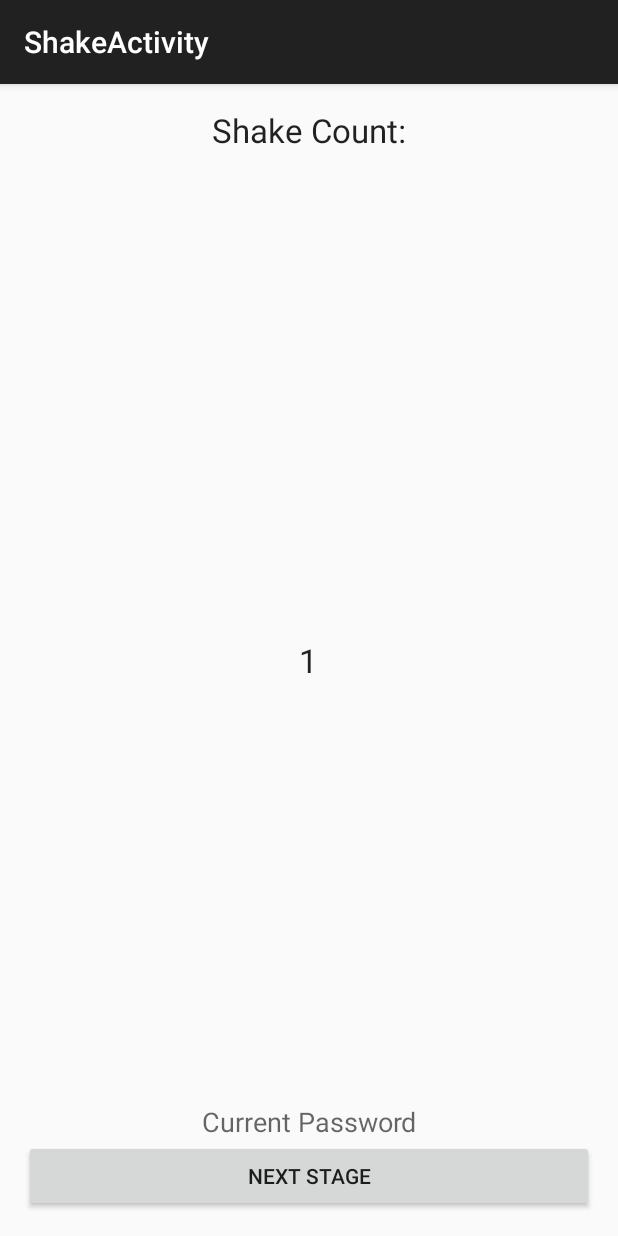
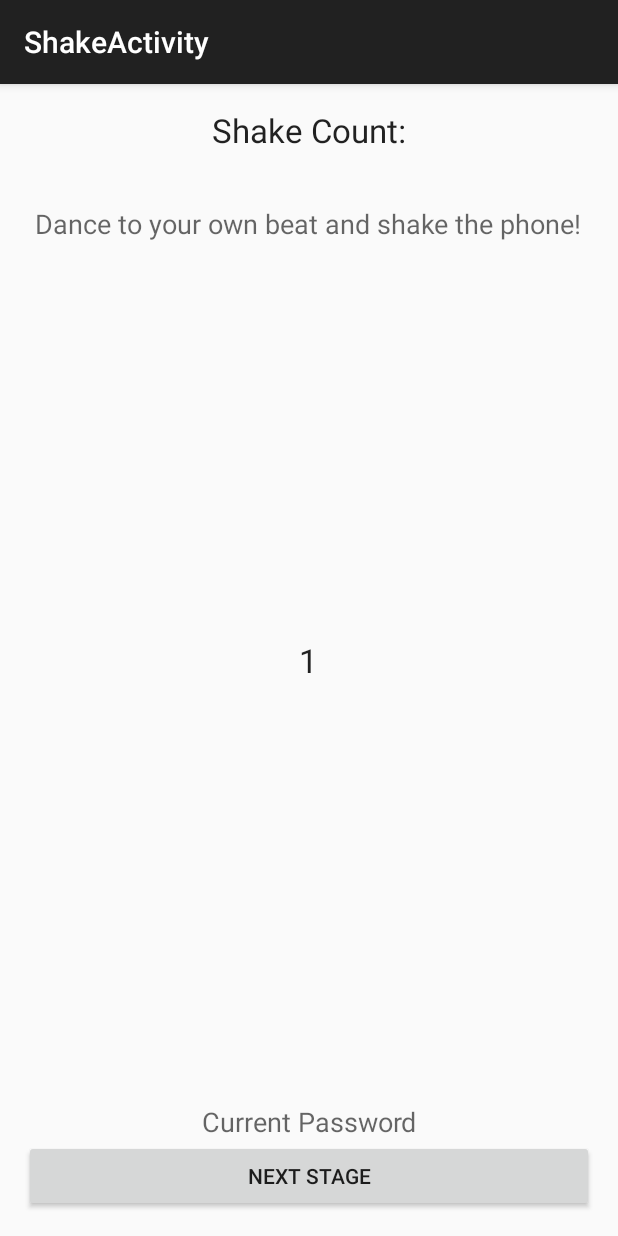
Before and after one commit to williams4027/PasswordGenerator, an Android app: the ShakeActivity screen opened directly, with no data from a screen before it, on a phone screen of 412 x 824 dp. Run offline under Robolectric (Android 15) with nearby library versions, the light colour scheme and no system bars; 6 statements that could not run were skipped.

Commit message:
Added better usability comments

```diff
--- a/PasswordGenerator/app/src/main/res/layout/activity_password_configuration.xml
+++ b/PasswordGenerator/app/src/main/res/layout/activity_password_configuration.xml
@@ -65,7 +65,7 @@
                 android:layout_width="wrap_content"
                 android:layout_height="wrap_content"
                 android:textAppearance="?android:attr/textAppearanceMedium"
-                android:text="Minimum Uppercase:"
+                android:text="Number of Uppercase Letters"
                 android:id="@+id/textView3" />
 
             <NumberPicker
@@ -91,7 +91,7 @@
                 android:layout_width="wrap_content"
                 android:layout_height="wrap_content"
                 android:textAppearance="?android:attr/textAppearanceMedium"
-                android:text="Minimum Number Count:"
+                android:text="Number of Digits"
                 android:id="@+id/textView4" />
 
             <NumberPicker
@@ -117,7 +117,7 @@
                 android:layout_width="wrap_content"
                 android:layout_height="wrap_content"
                 android:textAppearance="?android:attr/textAppearanceMedium"
-                android:text="Minimum Special Character Count:"
+                android:text="Number of Special Characters"
                 android:id="@+id/textView4123" />
 
             <NumberPicker
--- a/PasswordGenerator/app/src/main/res/layout/activity_result.xml
+++ b/PasswordGenerator/app/src/main/res/layout/activity_result.xml
@@ -10,7 +10,7 @@
     <Button
         android:layout_width="wrap_content"
         android:layout_height="wrap_content"
-        android:text="Add Change Reminder"
+        android:text="Add Change Password Reminder"
         android:id="@+id/changeReminderButton"
         android:layout_alignParentTop="true"
         android:layout_alignParentRight="true"
--- a/PasswordGenerator/app/src/main/res/layout/activity_shake.xml
+++ b/PasswordGenerator/app/src/main/res/layout/activity_shake.xml
@@ -22,7 +22,8 @@
         android:layout_height="wrap_content"
         android:textAppearance="?android:attr/textAppearanceLarge"
         android:text="Shake Count:"
-        android:layout_centerHorizontal="true" />
+        android:layout_centerHorizontal="true"
+        android:id="@+id/textView6" />
 
     <Button
         android:layout_width="wrap_content"
@@ -48,4 +49,14 @@
         android:layout_alignEnd="@+id/shakeNextStageButton"
         android:gravity="center_horizontal" />
 
+    <TextView
+        android:layout_width="wrap_content"
+        android:layout_height="wrap_content"
+        android:textAppearance="?android:attr/textAppearanceMedium"
+        android:text="Dance to your own beat and shake the phone!"
+        android:id="@+id/textView7"
+        android:layout_below="@+id/textView6"
+        android:layout_centerHorizontal="true"
+        android:layout_marginTop="35dp" />
+
 </RelativeLayout>
--- a/PasswordGenerator/app/src/main/res/layout/activity_speech.xml
+++ b/PasswordGenerator/app/src/main/res/layout/activity_speech.xml
@@ -46,7 +46,7 @@
         android:layout_width="wrap_content"
         android:layout_height="wrap_content"
         android:textAppearance="?android:attr/textAppearanceMedium"
-        android:text="I&apos;m listening..."
+        android:text="Tap the microphone and tell me anything. I&apos;m listening..."
         android:id="@+id/resultText"
         android:layout_below="@+id/micButton"
         android:layout_alignParentLeft="true"
```
